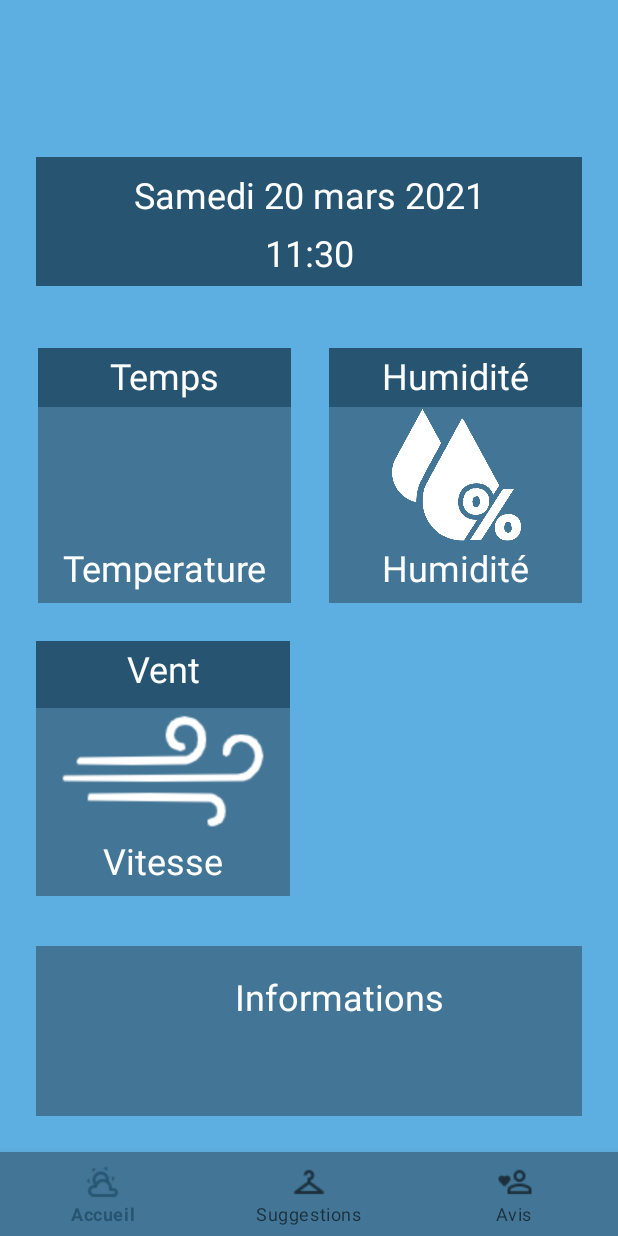
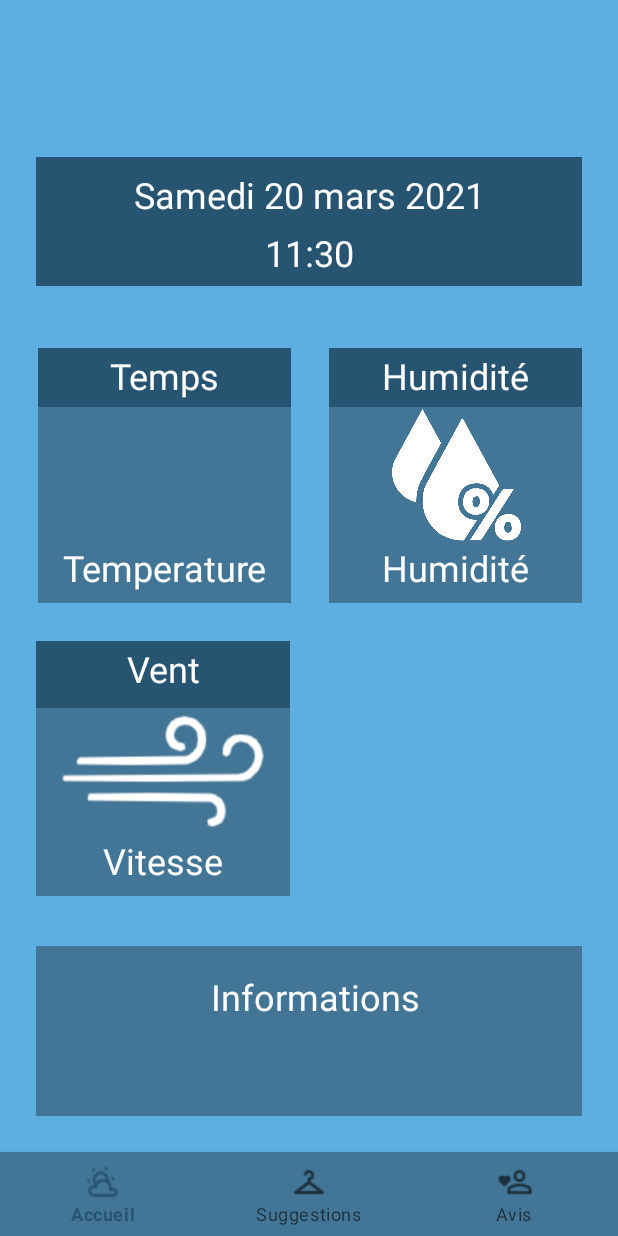
Before and after one commit to Shiropetite/DUT-wearther-android, an Android app: the HomeFragment screen opened directly, with no data from a screen before it, on a phone screen of 412 x 824 dp. Run offline under Robolectric (Android 15) with nearby library versions, the phone set to English and light mode, and no system bars; our stand-ins replace Picasso, navigation-ui; pictures from the network do not load.

Commit message:
tout petit changement de margin

```diff
--- a/app/src/main/res/layout/fragment_home.xml
+++ b/app/src/main/res/layout/fragment_home.xml
@@ -289,7 +289,8 @@
             android:id="@+id/tv_information"
             android:layout_width="231dp"
             android:layout_height="79dp"
-            android:layout_marginStart="38dp"
+            android:layout_marginStart="16dp"
+            android:layout_marginEnd="16dp"
             android:text="Informations"
             android:textAlignment="viewStart"
             android:textColor="@color/white"
```
